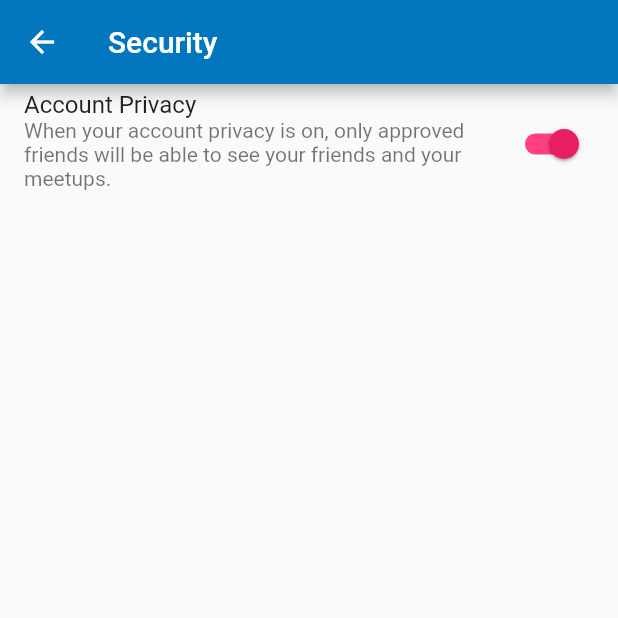
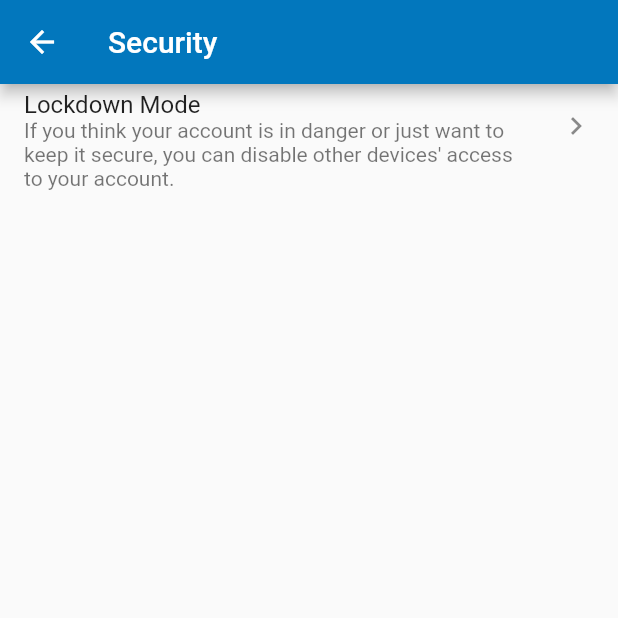
Before and after one commit to ardacebi/bloodhound, a Flutter app: the SettingsItemSecurity screen opened directly, on a phone screen of 412 x 824 dp, the top half of it. Run offline on Flutter 3.47's test engine with Material 2 defaults, Android fonts, the phone set to English and light mode, and no system bars; our stand-ins replace file_picker; missing offline and left inert: rounded_letter; network calls fail.

Commit message:
security, privacy options, device language

```diff
--- a/lib/settings/item_privacy.dart
+++ b/lib/settings/item_privacy.dart
@@ -24,8 +24,8 @@ class _SettingsItemPrivacyState extends State<SettingsItemPrivacy> {
                   onChanged: (value) {
                     setState(() {});
                   }),
-              title: Text('Account Privacy'),
-              subtitle: Text('When your account privacy is on, only approved friends will be able to see your friends and your meetups.'),
+              title: Text('Private Account'),
+              subtitle: Text('When this is on, only approved friends will be able to see your friends and your meetups.'),
               onTap: () {},
             ),
 
--- a/lib/settings/item_security.dart
+++ b/lib/settings/item_security.dart
@@ -17,16 +17,10 @@ class _SettingsItemSecurityState extends State<SettingsItemSecurity> {
           context: context,
           tiles: [
             ListTile(
-              trailing: new Switch(
-                  value: true,
-                  activeColor: Colors.pink,
-                  activeTrackColor: Colors.pinkAccent,
-                  onChanged: (value) {
-                    setState(() {});
-                  }),
-              title: Text('Account Privacy'),
-              subtitle: Text('When your account privacy is on, only approved friends will be able to see your friends and your meetups.'),
+              title: Text('Lockdown Mode'),
+              subtitle: Text("If you think your account is in danger or just want to keep it secure, you can disable other devices' access to your account."),
               onTap: () {},
+              trailing: Icon(Icons.keyboard_arrow_right),
             ),
 
           ],
```
Also changed, not shown: lib/settings/item_language.dart (+10 -0 lines).
